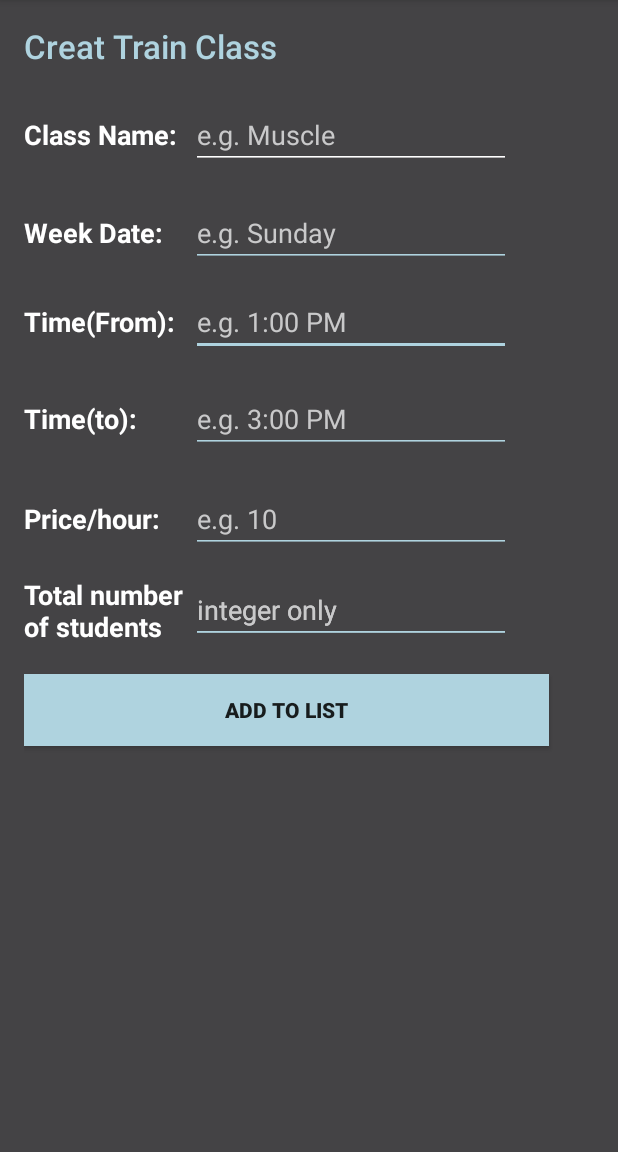
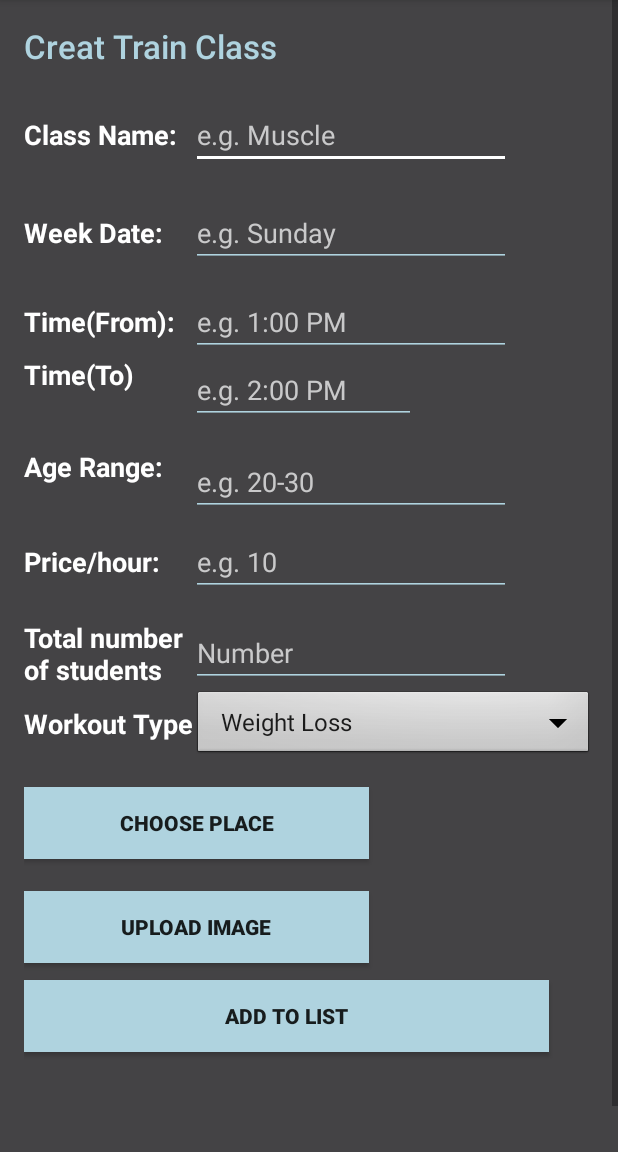
Before and after one commit to justinLujan716/TogetherFit, an Android app: the TrainerCreateClass screen opened directly, with no data from a screen before it, on a phone screen of 412 x 824 dp, the part 84-1236 px from its top. Run offline under Robolectric (Android 15) with nearby library versions, the phone set to English and light mode, and no system bars; our stand-ins replace Firebase (no records; nobody signed in at launch, a user with empty details on screens opened directly), Picasso; pictures from the network do not load.

Commit message:
create class---iamges,type,place---updated

```diff
--- a/app/build.gradle
+++ b/app/build.gradle
@@ -36,5 +36,6 @@ dependencies {
     compile 'com.android.support:support-v4:23.4.0'
     compile 'com.android.support:support-vector-drawable:23.4.0'
     testCompile 'junit:junit:4.12'
+	compile 'com.squareup.picasso:picasso:2.5.2'
 }
 apply plugin: 'com.google.gms.google-services'
--- a/app/src/main/AndroidManifest.xml
+++ b/app/src/main/AndroidManifest.xml
@@ -6,6 +6,8 @@
     <uses-permission android:name="android.permission.GET_ACCOUNTS" />
     <uses-permission android:name="android.permission.READ_PROFILE" />
     <uses-permission android:name="android.permission.READ_CONTACTS" />
+    <uses-permission android:name="android.permission.INTERNET" />
+    <uses-permission android:name="android.permission.CAMERA" />
 
     <!--
          The ACCESS_COARSE/FINE_LOCATION permissions are not required to use
@@ -14,6 +16,7 @@
     -->
     <uses-permission android:name="android.permission.ACCESS_COARSE_LOCATION" />
     <uses-permission android:name="android.permission.ACCESS_FINE_LOCATION" />
+    <user-permission android:name="android.permission.READ_EXTERNAL_STORAGE"/>
 
     <application
         android:allowBackup="true"
@@ -42,6 +45,7 @@
         <activity android:name=".TrainerCreateClass"/>
         <activity android:name=".FindTrainer" />
         <activity android:name=".ShowTrainer" />
+        <activity android:name=".TrainerCreateClassAdd" />
         <!--create class-->
 
         <!--
--- a/app/src/main/java/com/example/heem/togetherfit/TrainerCreateClass.java
+++ b/app/src/main/java/com/example/heem/togetherfit/TrainerCreateClass.java
@@ -1,16 +1,30 @@
 package com.example.heem.togetherfit;
 
+import android.app.ProgressDialog;
 import android.content.Intent;
+import android.net.Uri;
 import android.os.Bundle;
 import android.support.v7.app.AppCompatActivity;
+import android.widget.AdapterView;
+import android.widget.ArrayAdapter;
 import android.widget.Button;
 import android.view.View;
 import android.widget.EditText;
+import android.widget.ImageView;
+import android.widget.Spinner;
 import android.widget.Toast;
 
+import com.google.android.gms.tasks.OnSuccessListener;
 import com.google.firebase.auth.FirebaseAuth;
 import com.google.firebase.database.DatabaseReference;
 import com.google.firebase.database.FirebaseDatabase;
+import com.google.firebase.storage.FirebaseStorage;
+import com.google.firebase.storage.StorageReference;
+import com.google.firebase.storage.UploadTask;
+import com.squareup.picasso.Picasso;
+
+import java.util.ArrayList;
+import java.util.List;
 
 /**
  * Created by Administrator on 11/16/16.
@@ -19,13 +33,18 @@ import com.google.firebase.database.FirebaseDatabase;
 
 public class TrainerCreateClass extends AppCompatActivity {
 
-    private EditText className, weekDate, timeFrom, timeTo, price, capacity;
-    private Button btn;
+    private EditText className, weekDate, timeFrom, timeTo, ageRange, price, capacity;
+    private Button btn,btn2, uploadImage;
     private FirebaseAuth auth;
     private DatabaseReference mRef;
-    //private ArrayAdapter<String> adapter;
+    private String placeNameBack = "";
+    private Spinner WorkoutDropdown;
     //private Spinner FitnessType;
-
+    private StorageReference mStorage;
+    private ProgressDialog mProgress;
+    private ImageView imageView;
+    private String imageURL = "";
+    private String trainType = "";
     @Override
     protected void onCreate(Bundle savedInstanceState) {
         super.onCreate(savedInstanceState);
@@ -35,13 +54,49 @@ public class TrainerCreateClass extends AppCompatActivity {
         auth = FirebaseAuth.getInstance();
         //load data
         btn = (Button) findViewById(R.id.button2);
+        btn2 = (Button) findViewById(R.id.add_Place);
+        uploadImage = (Button) findViewById(R.id.button3);
         className = (EditText) findViewById(R.id.creatClassContent);
         weekDate = (EditText) findViewById(R.id.editTextDate);
         timeFrom = (EditText) findViewById(R.id.editTextFromTime);
         timeTo = (EditText) findViewById(R.id.editTextToTime);
+        ageRange = (EditText) findViewById(R.id.editTextageRange);
         price = (EditText) findViewById(R.id.editTextDes);
         capacity = (EditText) findViewById(R.id.editText6);
-        //FitnessType = (Spinner) findViewById(R.id.Type_spinner);
+        imageView = (ImageView) findViewById(R.id.imageView2);
+        //create image upload
+        mStorage = FirebaseStorage.getInstance().getReference();
+        //for the spinner
+        WorkoutDropdown = (Spinner) findViewById(R.id.Type_Spinner_2);
+        List<String> list = new ArrayList<String>();
+        list.add("Weight Loss");
+        list.add("Weightlifting");
+        list.add("Cardio");
+        list.add("Other");
+        ArrayAdapter<String> adapter = new ArrayAdapter<String>(this, android.R.layout.simple_spinner_item, list);// Create an ArrayAdapter using the string array and a default spinner layout
+        adapter.setDropDownViewResource(android.R.layout.simple_spinner_dropdown_item);// Specify the layout to use when the list of choices appears
+        WorkoutDropdown.setAdapter(adapter);
+
+        mProgress = new ProgressDialog(this);
+
+        WorkoutDropdown.setOnItemSelectedListener(new AdapterView.OnItemSelectedListener() {
+            @Override
+            public void onItemSelected(AdapterView<?> adapter, View v,
+                                       int position, long id) {
+                // On selecting a spinner item
+                trainType = adapter.getItemAtPosition(position).toString();
+                // Showing selected spinner item
+                Toast.makeText(getApplicationContext(),
+                        "Selected Country : " + trainType, Toast.LENGTH_SHORT).show();
+            }
+            @Override
+            public void onNothingSelected(AdapterView<?> arg0) {
+                // TODO Auto-generated method stub
+            }
+        });
+
+
+
 
         btn.setOnClickListener(new View.OnClickListener() {
             @Override
@@ -51,17 +106,29 @@ public class TrainerCreateClass extends AppCompatActivity {
                 try {
                     mRef = FirebaseDatabase.getInstance()
                             .getReferenceFromUrl("https://togetherfit-148901.firebaseio.com/CreatedClass");
-                    DatabaseReference mRefChild = mRef.child(className.getText().toString().trim());
+                    //DatabaseReference mRefChild = mRef.child(className.getText().toString().trim());
+                    String key = mRef.push().getKey();
+                    DatabaseReference mRefChild = mRef.child(key);
+                    DatabaseReference mRefChildEmail0 = mRefChild.child("ClassName");
+                    mRefChildEmail0.setValue(className.getText().toString().trim());
                     DatabaseReference mRefChildEmail1 = mRefChild.child("Trainer");
                     mRefChildEmail1.setValue(uid);
                     DatabaseReference mRefChildEmail2 = mRefChild.child("WeekDate");
                     mRefChildEmail2.setValue(weekDate.getText().toString().trim());
                     DatabaseReference mRefChildEmail3 = mRefChild.child("Time");
                     mRefChildEmail3.setValue((timeFrom.getText().toString().trim() + " to " + timeTo.getText().toString().trim()));
+                    DatabaseReference mRefChildEmail35 = mRefChild.child("AgeRange");
+                    mRefChildEmail35.setValue(ageRange.getText().toString().trim());
                     DatabaseReference mRefChildEmail4 = mRefChild.child("Price");
                     mRefChildEmail4.setValue(price.getText().toString().trim());
                     DatabaseReference mRefChildEmail5 = mRefChild.child("Capacity");
                     mRefChildEmail5.setValue(capacity.getText().toString().trim());
+                    DatabaseReference mRefChildEmail6 = mRefChild.child("TrainPlace");
+                    mRefChildEmail6.setValue(placeNameBack);
+                    DatabaseReference mRefChildEmail7 = mRefChild.child("ImageURL");
+                    mRefChildEmail7.setValue(imageURL);
+                    DatabaseReference mRefChildEmail8 = mRefChild.child("Type");
+                    mRefChildEmail8.setValue(trainType);
                 }catch (Exception e)
                 {
                     Toast.makeText(TrainerCreateClass.this, "Failed to create a class", Toast.LENGTH_SHORT).show();
@@ -69,5 +136,58 @@ public class TrainerCreateClass extends AppCompatActivity {
                 startActivity(new Intent(TrainerCreateClass.this, TrainerDashboard.class));
             }
         });
+
+        //This method, Add place to class
+        btn2.setOnClickListener(new View.OnClickListener() {
+            @Override
+            public void onClick(View v) {
+                Intent i = new Intent(getApplicationContext(), TrainerCreateClassAdd.class);
+                startActivityForResult(i, 300);
+            }
+        });
+
+        uploadImage.setOnClickListener(new View.OnClickListener() {
+            @Override
+            public void onClick(View v) {
+                Intent i = new Intent(Intent.ACTION_PICK);
+                i.setType("image/*");
+                startActivityForResult(i, 400);
+            }
+
+        });
+
+    }
+
+    @Override
+    protected void onActivityResult(int requestCode, int resultCode, Intent data) {
+        // Check which request we're responding to
+        if (requestCode == 300) {
+            // Make sure the request was successful
+            if (resultCode == 301) {
+                // The user picked a contact.
+                // The Intent's data Uri identifies which contact was selected.
+                placeNameBack = data.getStringExtra("placeName");
+                // Do something with the contact here (bigger example below)
+            }
+        }
+        if (requestCode == 400 && resultCode == RESULT_OK) {
+            mProgress.setMessage("Uploading image ...");
+            mProgress.show();
+            Uri uri = data.getData();
+            StorageReference filepath = mStorage.child("Photos").child(uri.getLastPathSegment());
+
+            filepath.putFile(uri).addOnSuccessListener(new OnSuccessListener<UploadTask.TaskSnapshot>() {
+                @Override
+                public void onSuccess(UploadTask.TaskSnapshot taskSnapshot) {
+                    mProgress.dismiss();
+                    Uri downloadUri = taskSnapshot.getDownloadUrl();
+                    Picasso.with(TrainerCreateClass.this).load(downloadUri).into(imageView);
+                    imageURL = downloadUri.toString().trim();
+                    Toast.makeText(TrainerCreateClass.this, "upload done, ", Toast.LENGTH_LONG).show();
+                }
+            });
+
+        }
+        //Toast.makeText(TrainerCreateClass.this, "message comes back", Toast.LENGTH_LONG).show();
     }
 }
--- a/app/src/main/res/layout/activity_create_class.xml
+++ b/app/src/main/res/layout/activity_create_class.xml
@@ -1,4 +1,8 @@
 <?xml version="1.0" encoding="utf-8"?>
+<ScrollView xmlns:android="http://schemas.android.com/apk/res/android"
+    xmlns:app="http://schemas.android.com/apk/res-auto"
+    android:layout_width="match_parent"
+    android:layout_height="match_parent">
     <RelativeLayout xmlns:android="http://schemas.android.com/apk/res/android"
         xmlns:tools="http://schemas.android.com/tools"
         android:orientation="vertical"
@@ -54,9 +58,9 @@
             android:layout_alignParentStart="true" />
 
         <EditText
-        android:layout_width="wrap_content"
+            android:layout_width="150dp"
             android:layout_height="wrap_content"
-        android:inputType="text|textEmailAddress|time"
+            android:inputType="time"
             android:textColor="#ffffff"
             android:textColorHint="#C9C9CA"
             android:ems="10"
@@ -66,53 +70,15 @@
             android:layout_marginTop="14dp"
             android:layout_below="@+id/editTextDate"
             android:layout_alignLeft="@+id/editTextDate"
-        android:layout_alignStart="@+id/editTextDate" />
-
-    <TextView
-        android:text="Time(to):"
-        android:layout_width="wrap_content"
-        android:layout_height="wrap_content"
-        android:textColor="#ffffff"
-        android:textSize="18dp"
-        android:textStyle="bold"
-        android:id="@+id/textView6"
-        android:layout_below="@+id/editTextFromTime"
-        android:layout_alignParentLeft="true"
-        android:layout_alignParentStart="true"
-        android:layout_marginTop="29dp" />
+            android:layout_alignStart="@+id/editTextDate"
+            android:selectAllOnFocus="false"
+            android:layout_alignRight="@+id/editTextDate"
+            android:layout_alignEnd="@+id/editTextDate" />
 
         <EditText
             android:layout_width="wrap_content"
             android:layout_height="wrap_content"
-        android:inputType="textEmailAddress|time"
-        android:textColor="#ffffff"
-        android:textColorHint="#C9C9CA"
-        android:ems="10"
-        android:id="@+id/editTextToTime"
-        android:backgroundTint="#AFD3DF"
-        android:hint="e.g. 3:00 PM"
-        android:layout_alignBaseline="@+id/textView6"
-        android:layout_alignBottom="@+id/textView6"
-        android:layout_alignLeft="@+id/editTextFromTime"
-        android:layout_alignStart="@+id/editTextFromTime" />
-
-    <TextView
-        android:text="Price/hour:"
-        android:layout_width="wrap_content"
-        android:layout_height="wrap_content"
-        android:textColor="#ffffff"
-        android:textSize="18dp"
-        android:textStyle="bold"
-        android:id="@+id/textView5"
-        android:layout_below="@+id/editTextToTime"
-        android:layout_alignParentLeft="true"
-        android:layout_alignParentStart="true"
-        android:layout_marginTop="31dp" />
-
-    <EditText
-        android:layout_width="wrap_content"
-        android:layout_height="wrap_content"
-        android:inputType="textEmailAddress|number"
+            android:inputType="numberSigned"
             android:textColor="#ffffff"
             android:textColorHint="#C9C9CA"
             android:ems="10"
@@ -120,8 +86,8 @@
             android:backgroundTint="#AFD3DF"
             android:layout_alignBaseline="@+id/textView5"
             android:layout_alignBottom="@+id/textView5"
-        android:layout_alignLeft="@+id/editTextToTime"
-        android:layout_alignStart="@+id/editTextToTime"
+            android:layout_alignLeft="@+id/editTextageRange"
+            android:layout_alignStart="@+id/editTextageRange"
             android:hint="e.g. 10" />
 
         <TextView
@@ -142,34 +108,6 @@
         <EditText
             android:layout_width="wrap_content"
             android:layout_height="wrap_content"
-        android:inputType="textEmailAddress"
-        android:textColor="#ffffff"
-        android:textColorHint="#C9C9CA"
-        android:ems="10"
-        android:id="@+id/editText5"
-        android:backgroundTint="#AFD3DF"
-        android:hint="integer only"
-        android:layout_alignTop="@+id/textView7"
-        android:layout_toRightOf="@+id/textView7"
-        android:layout_toEndOf="@+id/textView7" />
-
-    <EditText
-        android:layout_width="wrap_content"
-        android:layout_height="wrap_content"
-        android:inputType="textEmailAddress|numberSigned"
-        android:textColor="#ffffff"
-        android:textColorHint="#C9C9CA"
-        android:ems="10"
-        android:id="@+id/editText6"
-        android:backgroundTint="#AFD3DF"
-        android:hint="integer only"
-        android:layout_alignTop="@+id/textView7"
-        android:layout_toRightOf="@+id/textView7"
-        android:layout_toEndOf="@+id/textView7" />
-
-    <EditText
-        android:layout_width="wrap_content"
-        android:layout_height="wrap_content"
             android:backgroundTint="#ffffff"
             android:textColor="#ffffff"
             android:textColorHint="#C9C9CA"
@@ -185,7 +123,6 @@
         <EditText
             android:layout_width="wrap_content"
             android:layout_height="wrap_content"
-        android:inputType="textEmailAddress|datetime"
             android:textColor="#ffffff"
             android:textColorHint="#C9C9CA"
             android:ems="10"
@@ -197,7 +134,8 @@
             android:layout_alignBaseline="@+id/textView3"
             android:layout_alignBottom="@+id/textView3"
             android:layout_toRightOf="@+id/textView4"
-        android:layout_toEndOf="@+id/textView4" />
+            android:layout_toEndOf="@+id/textView4"
+            android:inputType="text" />
 
         <TextView
             android:text="Creat Train Class"
@@ -212,6 +150,148 @@
             android:layout_alignParentLeft="true"
             android:layout_alignParentStart="true" />
 
+        <TextView
+            android:text="Age Range:"
+            android:layout_width="wrap_content"
+            android:layout_height="wrap_content"
+            android:textColor="#ffffff"
+            android:textSize="18dp"
+            android:textStyle="bold"
+            android:id="@+id/textView6"
+            android:layout_below="@+id/editTextToTime"
+            android:layout_alignParentLeft="true"
+            android:layout_alignParentStart="true"
+            android:layout_marginTop="16dp" />
+
+        <EditText
+            android:layout_width="wrap_content"
+            android:layout_height="wrap_content"
+            android:inputType="text|number"
+            android:textColor="#ffffff"
+            android:textColorHint="#C9C9CA"
+            android:ems="10"
+            android:id="@+id/editTextageRange"
+            android:backgroundTint="#AFD3DF"
+            android:hint="e.g. 20-30"
+            android:layout_alignTop="@+id/textView6"
+            android:layout_alignLeft="@+id/editTextToTime"
+            android:layout_alignStart="@+id/editTextToTime" />
+
+        <TextView
+            android:text="Price/hour:"
+            android:layout_width="wrap_content"
+            android:layout_height="wrap_content"
+            android:textColor="#ffffff"
+            android:textSize="18dp"
+            android:textStyle="bold"
+            android:id="@+id/textView5"
+            android:layout_marginTop="18dp"
+            android:layout_below="@+id/editTextageRange"
+            android:layout_alignParentLeft="true"
+            android:layout_alignParentStart="true" />
+
+        <EditText
+            android:layout_width="wrap_content"
+            android:layout_height="wrap_content"
+            android:inputType="numberSigned"
+            android:textColor="#ffffff"
+            android:textColorHint="#C9C9CA"
+            android:ems="10"
+            android:id="@+id/editText6"
+            android:backgroundTint="#AFD3DF"
+            android:hint="Number"
+            android:layout_alignTop="@+id/textView7"
+            android:layout_toRightOf="@+id/textView7"
+            android:layout_toEndOf="@+id/textView7" />
+
+        <EditText
+            android:layout_width="150dp"
+            android:layout_height="wrap_content"
+            android:inputType="time"
+            android:textColor="#ffffff"
+            android:textColorHint="#C9C9CA"
+            android:ems="10"
+            android:id="@+id/editTextToTime"
+            android:backgroundTint="#AFD3DF"
+            android:hint="e.g. 2:00 PM"
+            android:selectAllOnFocus="false"
+            android:layout_below="@+id/editTextFromTime"
+            android:layout_alignLeft="@+id/editTextDate"
+            android:layout_alignStart="@+id/editTextDate" />
+
+        <TextView
+            android:text="Time(To)"
+            android:layout_width="wrap_content"
+            android:layout_height="wrap_content"
+            android:textColor="#ffffff"
+            android:textSize="18dp"
+            android:textStyle="bold"
+            android:id="@+id/textView8"
+            android:layout_below="@+id/editTextFromTime"
+            android:layout_alignParentLeft="true"
+            android:layout_alignParentStart="true" />
+
+        <TextView
+            android:text="Workout Type"
+            android:layout_width="wrap_content"
+            android:layout_height="wrap_content"
+            android:textColor="#ffffff"
+            android:textSize="18dp"
+            android:textStyle="bold"
+            android:id="@+id/textView9"
+            android:layout_marginTop="11dp"
+            android:layout_below="@+id/textView7"
+            android:layout_alignParentLeft="true"
+            android:layout_alignParentStart="true" />
+
+        <Button
+            android:text="Upload Image"
+            android:layout_width="350dp"
+            android:layout_height="wrap_content"
+            android:id="@+id/button3"
+            android:textStyle="bold"
+            android:background="#AFD3DF"
+            android:layout_marginTop="21dp"
+            android:layout_below="@+id/add_Place"
+            android:layout_alignParentLeft="true"
+            android:layout_alignParentStart="true"
+            android:layout_toLeftOf="@+id/imageView2"
+            android:layout_toStartOf="@+id/imageView2" />
+
+        <Button
+            android:text="Choose Place"
+            android:layout_width="350dp"
+            android:layout_height="wrap_content"
+            android:id="@+id/add_Place"
+            android:textStyle="bold"
+            android:background="#AFD3DF"
+            android:layout_marginTop="30dp"
+            android:layout_below="@+id/textView9"
+            android:layout_alignParentLeft="true"
+            android:layout_alignParentStart="true"
+            android:layout_alignRight="@+id/button3"
+            android:layout_alignEnd="@+id/button3" />
+
+        <Spinner
+            android:text="Fitness Type"
+            android:layout_width="match_parent"
+            android:background="@android:drawable/btn_dropdown"
+            android:layout_height="wrap_content"
+            android:id="@+id/Type_Spinner_2"
+            android:layout_alignParentRight="true"
+            android:layout_alignParentEnd="true"
+            android:layout_toRightOf="@+id/textView9"
+            android:layout_toEndOf="@+id/textView9"
+            android:layout_below="@+id/textView7" />
+
+        <ImageView
+            android:layout_width="150dp"
+            android:layout_height="120dp"
+            android:id="@+id/imageView2"
+            android:layout_alignTop="@+id/add_Place"
+            android:layout_alignParentRight="true"
+            android:layout_alignParentEnd="true" />
+
         <Button
             android:text="Add to list"
             android:layout_width="350dp"
@@ -219,9 +299,10 @@
             android:id="@+id/button2"
             android:textStyle="bold"
             android:background="#AFD3DF"
-        android:layout_below="@+id/textView7"
+            android:layout_below="@+id/button3"
             android:layout_alignParentLeft="true"
             android:layout_alignParentStart="true"
-        android:layout_marginTop="19dp" />
+            android:layout_marginTop="11dp" />
 
     </RelativeLayout>
+</ScrollView>
```
Also changed, not shown: app/src/main/java/com/example/heem/togetherfit/TrainerCreateClassAdd.java (added, +80 -0 lines), app/src/main/res/layout/create_class_add_place.xml (added, +19 -0 lines), app/src/main/res/layout/da_showplace.xml (added, +8 -0 lines). Lines whose indentation alone changed are shown as unchanged.
